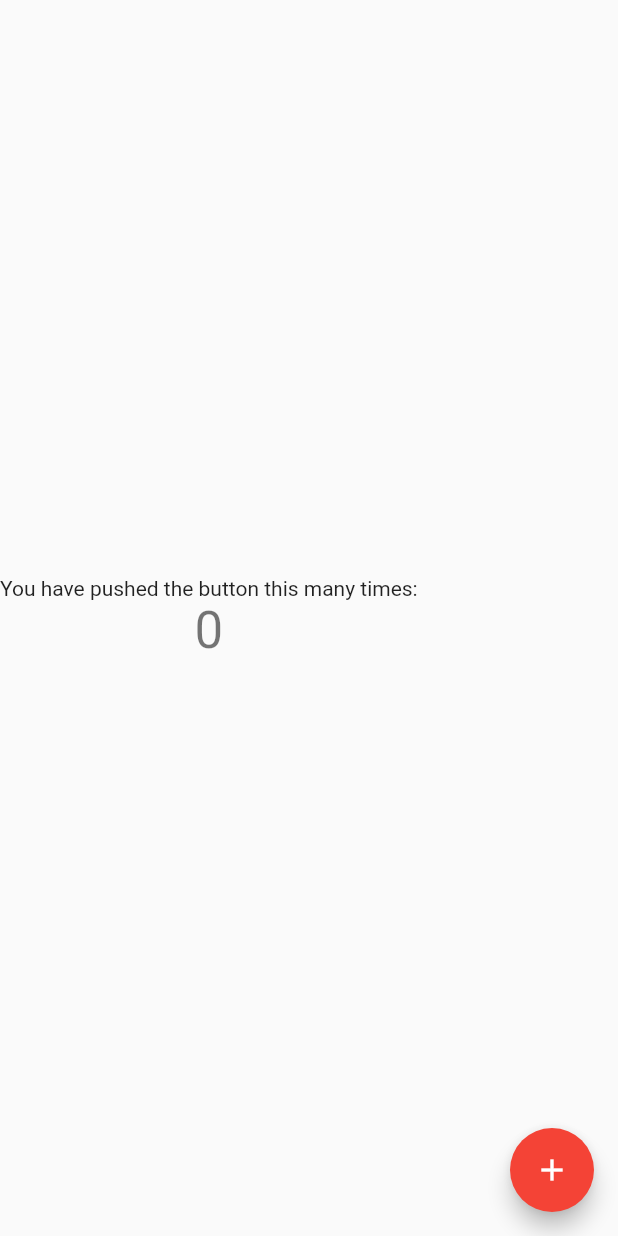
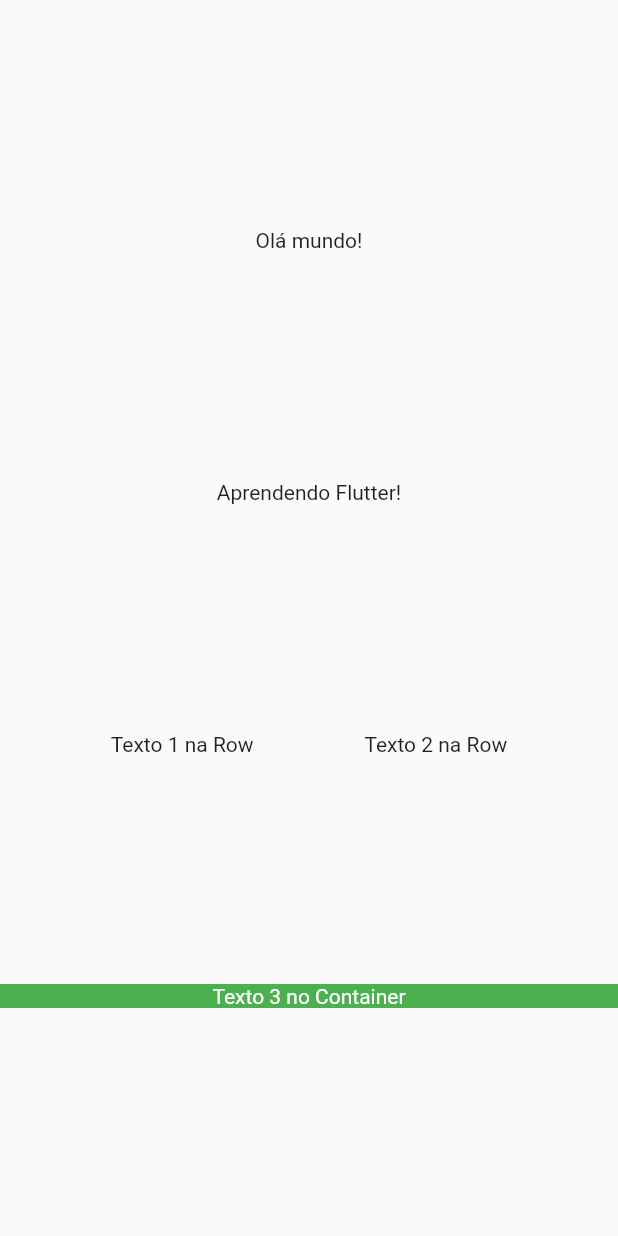
Before and after one commit to flutter-developer-roadmap/counter, a Flutter app: the screen it shows after launch, on a phone screen of 412 x 824 dp. Run offline on Flutter 3.47's test engine with Material 2 defaults, Android fonts, the phone set to English and light mode, and no system bars.

Commit message:
materialapp, scaffold, stateless, stateful, alignment, column, row, container e text

```diff
--- a/lib/main.dart
+++ b/lib/main.dart
@@ -1,65 +1,56 @@
 import 'package:flutter/material.dart';
 
 void main() {
-  runApp(const MyApp());
+  runApp(const App());
 }
 
-class MyApp extends StatelessWidget {
-  const MyApp({
-    Key? key,
-  }) : super(key: key);
+class App extends StatelessWidget {
+  const App({super.key});
 
   @override
   Widget build(BuildContext context) {
-    return MaterialApp(
-      title: 'Flutter Demo',
-      theme: ThemeData(
-        primarySwatch: Colors.red,
-      ),
-      home: const MyHomePage(title: 'Flutter Demo App'),
+    return const MaterialApp(
+      home: HomePage(),
     );
   }
 }
 
-class MyHomePage extends StatefulWidget {
-  const MyHomePage({super.key, required this.title});
-
-  final String title;
+class HomePage extends StatefulWidget {
+  const HomePage({super.key});
 
   @override
-  State<MyHomePage> createState() {
-    return _MyHomePageState();
+  State<HomePage> createState() {
+    return _HomePageState();
   }
 }
 
-class _MyHomePageState extends State<MyHomePage> {
-  int _counter = 0;
-
-  void _incrementCounter() {
-    setState(() {
-      _counter++;
-    });
-  }
-
+class _HomePageState extends State<HomePage> {
   @override
   Widget build(BuildContext context) {
     return Scaffold(
       body: Column(
-        mainAxisAlignment: MainAxisAlignment.center,
-        children: <Widget>[
-          const Text(
-            'You have pushed the button this many times:',
+        mainAxisAlignment: MainAxisAlignment.spaceEvenly,
+        children: [
+          const Text('Olá mundo!'),
+          const Text('Aprendendo Flutter!'),
+          Row(
+            mainAxisAlignment: MainAxisAlignment.spaceEvenly,
+            children: const [
+              Text('Texto 1 na Row'),
+              Text('Texto 2 na Row'),
+            ],
           ),
-          Text(
-            '$_counter',
-            style: Theme.of(context).textTheme.headline4,
+          Container(
+            alignment: Alignment.center,
+            color: Colors.green,
+            child: const Text(
+              'Texto 3 no Container',
+              style: TextStyle(
+                color: Colors.white,
+              ),
+            ),
           ),
         ],
-      ),
-      floatingActionButton: FloatingActionButton(
-        onPressed: _incrementCounter,
-        tooltip: 'Increment',
-        child: const Icon(Icons.add_outlined),
       ),
     );
   }
```
Also changed, not shown: 1 other file.
